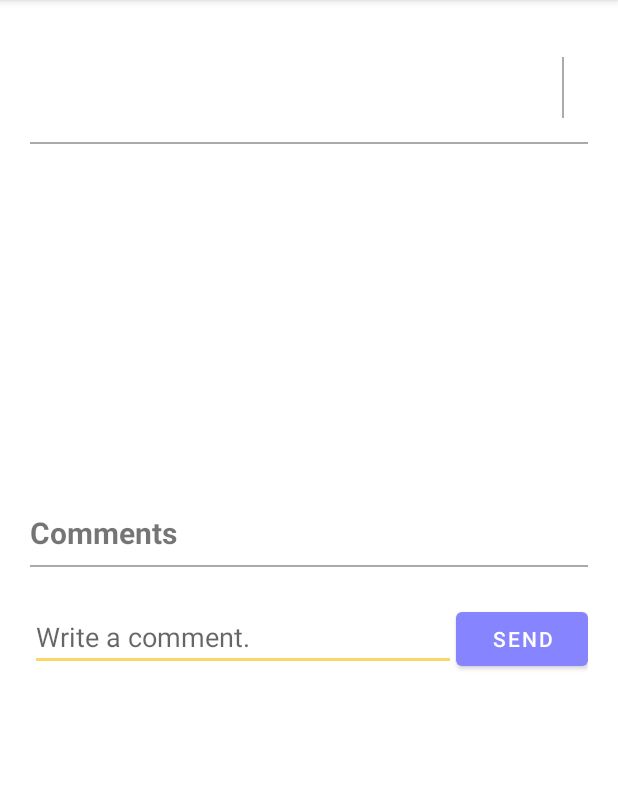
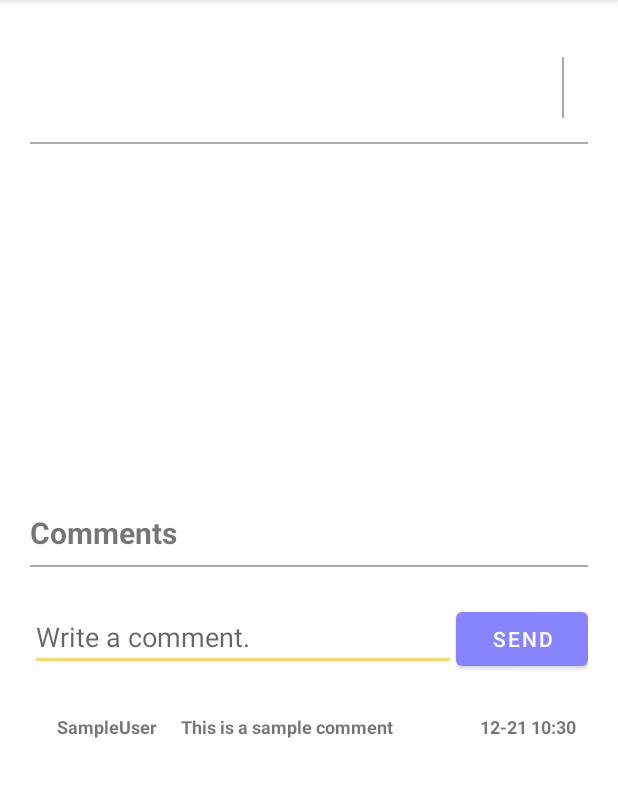
Before and after one commit to soo5o/MobileSoftware, an Android app: the DetailActivity screen opened directly, with no data from a screen before it, after a tap on "SEND", on a phone screen of 412 x 824 dp, the part 84-881 px from its top. Run offline under Robolectric (Android 15) with nearby library versions, the phone set to English and light mode, and no system bars.

Commit message:
community 댓글 구현

```diff
--- a/app/build.gradle
+++ b/app/build.gradle
@@ -74,4 +74,5 @@ dependencies {
     //구글맵
     implementation 'com.google.android.gms:play-services-maps:18.0.0'
     implementation 'com.google.android.gms:play-services-location:18.0.0'
+    implementation "androidx.fragment:fragment-ktx:1.3.6"
 }
--- a/app/src/main/java/com/example/mobilesoftware/Comment.kt
+++ b/app/src/main/java/com/example/mobilesoftware/Comment.kt
@@ -1,7 +1,9 @@
 package com.example.mobilesoftware
 
+import java.io.Serializable
+
 data class Comment(
+    val nickname: String,
     val content: String,
-    val nickname: String,
     val timestamp: Long
-)
+): Serializable
--- /dev/null
+++ b/app/src/main/java/com/example/mobilesoftware/CommentAdapter.kt
@@ -0,0 +1,45 @@
+package com.example.mobilesoftware
+
+import android.view.LayoutInflater
+import android.view.View
+import android.view.ViewGroup
+import android.widget.TextView
+import androidx.recyclerview.widget.RecyclerView
+import java.text.SimpleDateFormat
+import java.util.*
+
+class CommentAdapter(private val comments: List<Comment>) : RecyclerView.Adapter<CommentAdapter.ViewHolder>() {
+
+    override fun onCreateViewHolder(parent: ViewGroup, viewType: Int): ViewHolder {
+        val view = LayoutInflater.from(parent.context).inflate(R.layout.item_detail, parent, false)
+        return ViewHolder(view)
+    }
+
+    override fun onBindViewHolder(holder: ViewHolder, position: Int) {
+        val comment = comments[position]
+        holder.bind(comment)
+    }
+
+    override fun getItemCount(): Int {
+        return comments.size
+    }
+
+    inner class ViewHolder(itemView: View) : RecyclerView.ViewHolder(itemView) {
+        private val nicknameTextView: TextView = itemView.findViewById(R.id.nicknameTextView)
+        private val contentTextView: TextView = itemView.findViewById(R.id.comment)
+        private val timestampTextView: TextView = itemView.findViewById(R.id.timestamp)
+
+        fun bind(comment: Comment) {
+            contentTextView.text = comment.content
+            nicknameTextView.text = comment.nickname
+            timestampTextView.text = getFormattedTime(comment.timestamp)
+        }
+    }
+
+    private fun getFormattedTime(timestamp: Long): String {
+        val sdf = SimpleDateFormat("MM-dd HH:mm", Locale.getDefault())
+        val calendar = Calendar.getInstance()
+        calendar.timeInMillis = timestamp
+        return sdf.format(calendar.time)
+    }
+}
--- a/app/src/main/java/com/example/mobilesoftware/DetailActivity.kt
+++ b/app/src/main/java/com/example/mobilesoftware/DetailActivity.kt
@@ -2,8 +2,12 @@ package com.example.mobilesoftware
 
 import android.icu.text.SimpleDateFormat
 import android.os.Bundle
-import android.widget.TextView
+import android.view.View
+import android.widget.EditText
+import androidx.activity.viewModels
 import androidx.appcompat.app.AppCompatActivity
+import androidx.lifecycle.ViewModelProvider
+import androidx.recyclerview.widget.LinearLayoutManager
 import com.example.mobilesoftware.databinding.ActivityDetailBinding
 import java.util.Calendar
 import java.util.Locale
@@ -11,6 +15,8 @@ import java.util.Locale
 class DetailActivity : AppCompatActivity() {
 
     private lateinit var binding: ActivityDetailBinding
+    private val commentsList = mutableListOf<Comment>()
+    private lateinit var commentAdapter: CommentAdapter
 
     override fun onCreate(savedInstanceState: Bundle?) {
         super.onCreate(savedInstanceState)
@@ -30,12 +36,38 @@ class DetailActivity : AppCompatActivity() {
             binding.editContentTextView.text = it.content
             binding.nicknameTextView.text = it.nickname
         }
+
+        // 댓글 리사이클러 뷰
+        commentAdapter = CommentAdapter(commentsList)
+        binding.commentRecyclerView.adapter = commentAdapter
+        binding.commentRecyclerView.layoutManager = LinearLayoutManager(this)
+
+        // 테스트 코드
+        val sampleComment = Comment("SampleUser", "This is a sample comment", System.currentTimeMillis())
+        commentsList.add(sampleComment)
+        commentAdapter.notifyDataSetChanged()
     }
 
-    // 뒤로가기 버튼을 눌렀을 때의 동작 설정
+    // 댓로가기 버튼을 눌렀을 때의 동작 설정
     override fun onSupportNavigateUp(): Boolean {
         onBackPressed()
         return true
+    }
+
+    // 댓글 전송 버튼을 클릭했을 때 호출되는 메서드
+    fun onSendCommentClick(view: View) {
+        val commentEditText: EditText = findViewById(R.id.commentEditText)
+        val commentContent = commentEditText.text.toString().trim()
+
+        if (commentContent.isNotEmpty()) {
+            // 댓글 내용이 비어 있지 않은 경우에만 추가
+            val newComment = Comment("작성자", commentContent, System.currentTimeMillis())
+            commentsList.add(newComment)
+            commentAdapter.notifyDataSetChanged()
+
+            // 댓글을 추가한 후에 EditText를 초기화
+            commentEditText.text.clear()
+        }
     }
 
     private fun getFormattedTime(timestamp: Long): String {
--- a/app/src/main/res/layout/activity_detail.xml
+++ b/app/src/main/res/layout/activity_detail.xml
@@ -122,5 +122,15 @@
                 android:onClick="onSendCommentClick"
                 android:text="Send" />
         </LinearLayout>
+
+        <androidx.recyclerview.widget.RecyclerView
+            android:id="@+id/commentRecyclerView"
+            android:layout_width="match_parent"
+            android:layout_height="0dp"
+            android:layout_below="@id/dividerLine"
+            android:layout_marginLeft="30dp"
+            android:layout_marginTop="8dp"
+            android:layout_marginRight="20dp"
+            android:layout_weight="1" />
     </LinearLayout>
 </ScrollView>
--- /dev/null
+++ b/app/src/main/res/layout/item_detail.xml
@@ -0,0 +1,40 @@
+<?xml version="1.0" encoding="utf-8"?>
+<LinearLayout xmlns:android="http://schemas.android.com/apk/res/android"
+    android:layout_width="match_parent"
+    android:layout_height="wrap_content"
+    android:orientation="vertical">
+
+    <LinearLayout
+        android:layout_width="match_parent"
+        android:layout_height="wrap_content"
+        android:orientation="horizontal"
+        android:paddingTop="10dp"
+        android:paddingBottom="10dp">
+
+        <TextView
+            android:id="@+id/nicknameTextView"
+            android:layout_width="wrap_content"
+            android:layout_height="wrap_content"
+            android:padding="8dp"
+            android:textSize="12sp"
+            android:textStyle="bold" />
+        <TextView
+            android:id="@+id/comment"
+            android:layout_width="0dp"
+            android:layout_height="wrap_content"
+            android:layout_weight="1"
+            android:padding="8dp"
+            android:paddingRight="10dp"
+            android:textSize="12sp"
+            android:textStyle="bold" />
+
+        <TextView
+            android:id="@+id/timestamp"
+            android:layout_width="wrap_content"
+            android:layout_height="wrap_content"
+            android:padding="8dp"
+            android:textSize="12sp"
+            android:textStyle="bold" />
+
+    </LinearLayout>
+</LinearLayout>
```
